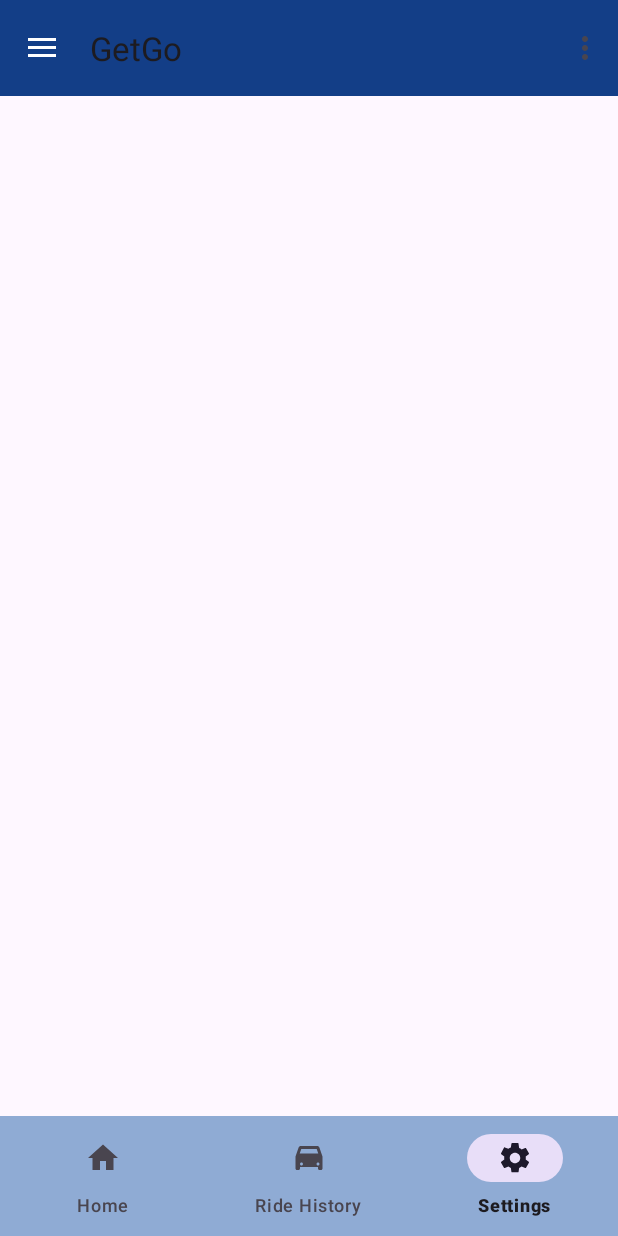
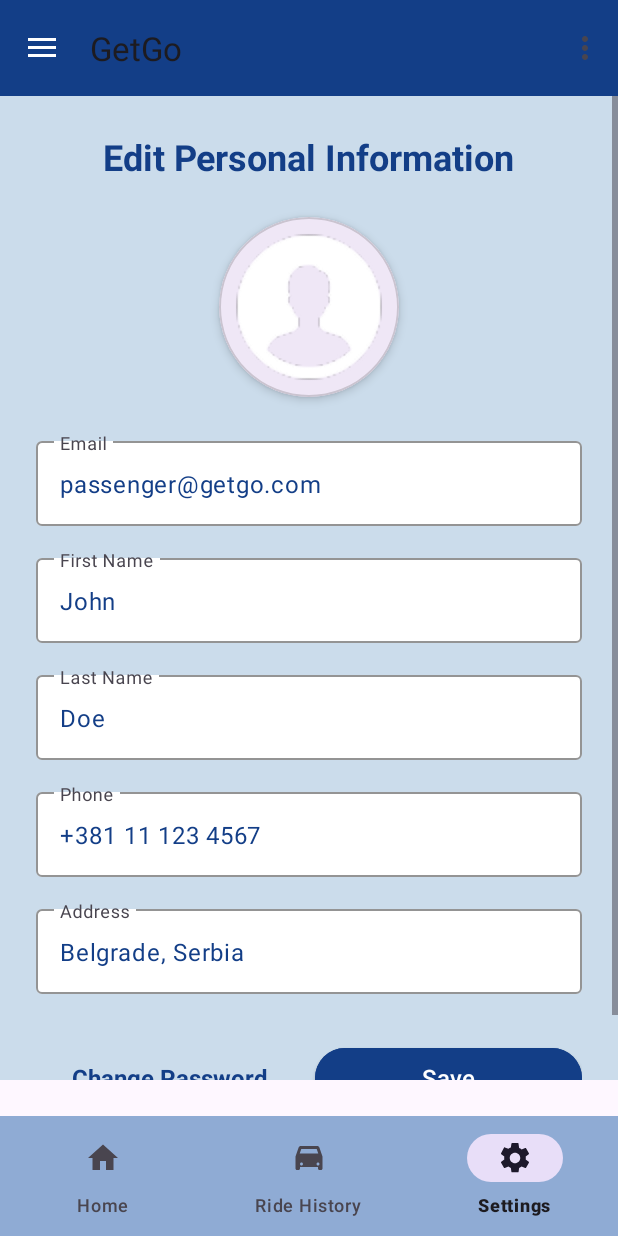
Before and after one commit to kzi-nastava/mrs-team2-TODO-Smisliti-ime, an Android app: the screen it shows after launch (MainActivity), item 3 of the bottom bar chosen, on a phone screen of 412 x 824 dp. Run offline under Robolectric (Android 15) with nearby library versions, the phone set to English and light mode, and no system bars.

Commit message:
Add passenger profile page to mobile app (#40)

```diff
--- a/mobileApp/app/src/main/AndroidManifest.xml
+++ b/mobileApp/app/src/main/AndroidManifest.xml
@@ -2,6 +2,11 @@
 <manifest xmlns:android="http://schemas.android.com/apk/res/android"
     package="com.example.getgo"
     xmlns:tools="http://schemas.android.com/tools">
+
+    <!-- Image permissions -->
+    <uses-permission android:name="android.permission.READ_MEDIA_IMAGES"/>
+    <uses-permission android:name="android.permission.READ_EXTERNAL_STORAGE"
+        android:maxSdkVersion="32"/>
 
     <application
         android:allowBackup="true"
--- a/mobileApp/app/src/main/java/com/example/getgo/MainActivity.java
+++ b/mobileApp/app/src/main/java/com/example/getgo/MainActivity.java
@@ -13,7 +13,9 @@ import androidx.core.graphics.Insets;
 import androidx.core.view.ViewCompat;
 import androidx.core.view.WindowInsetsCompat;
 
+import com.example.getgo.fragments.AdminProfileInfoFragment;
 import com.example.getgo.fragments.DriverHomeFragment;
+import com.example.getgo.fragments.PassengerProfileInfoFragment;
 import com.example.getgo.model.UserRole;
 import com.google.android.material.bottomnavigation.BottomNavigationView;
 
@@ -188,6 +190,7 @@ public class MainActivity extends AppCompatActivity {
 //                return new PassengerThirdFragment();
             case ADMIN:
 //                return new AdminThirdFragment();
+                return PassengerProfileInfoFragment.newInstance();
             default:
                 return null;
         }
--- /dev/null
+++ b/mobileApp/app/src/main/java/com/example/getgo/fragments/PassengerProfileInfoFragment.java
@@ -0,0 +1,171 @@
+package com.example.getgo.fragments;
+
+import android.Manifest;
+import android.app.Activity;
+import android.content.Intent;
+import android.content.pm.PackageManager;
+import android.net.Uri;
+import android.os.Build;
+import android.os.Bundle;
+import android.provider.MediaStore;
+import android.view.LayoutInflater;
+import android.view.View;
+import android.view.ViewGroup;
+import android.widget.ImageView;
+import android.widget.TextView;
+import android.widget.Toast;
+
+import androidx.activity.result.ActivityResultLauncher;
+import androidx.activity.result.contract.ActivityResultContracts;
+import androidx.core.content.ContextCompat;
+import androidx.fragment.app.Fragment;
+
+import com.example.getgo.R;
+import com.google.android.material.button.MaterialButton;
+import com.google.android.material.card.MaterialCardView;
+import com.google.android.material.textfield.TextInputEditText;
+
+import java.util.Objects;
+
+public class PassengerProfileInfoFragment extends Fragment {
+
+    private ImageView ivProfilePicture;
+    private MaterialCardView cvProfilePicture;
+    private TextInputEditText etEmail, etFirstName, etLastName, etPhone, etAddress;
+    private TextView tvChangePassword;
+    private MaterialButton btnSave;
+    private Uri selectedImageUri;
+    private ActivityResultLauncher<Intent> imagePickerLauncher;
+    private ActivityResultLauncher<String> requestPermissionLauncher;
+
+    public PassengerProfileInfoFragment() {}
+
+    public static PassengerProfileInfoFragment newInstance() {
+        return new PassengerProfileInfoFragment();
+    }
+
+    @Override
+    public void onCreate(Bundle savedInstanceState) {
+        super.onCreate(savedInstanceState);
+
+        // Register image picker launcher
+        imagePickerLauncher = registerForActivityResult(
+                new ActivityResultContracts.StartActivityForResult(),
+                result -> {
+                    if (result.getResultCode() == Activity.RESULT_OK && result.getData() != null) {
+                        selectedImageUri = result.getData().getData();
+                        ivProfilePicture.setImageURI(selectedImageUri);
+                        Toast.makeText(requireContext(), "Profile picture updated", Toast.LENGTH_SHORT).show();
+                    }
+                }
+        );
+
+        // Register permission launcher
+        requestPermissionLauncher = registerForActivityResult(
+                new ActivityResultContracts.RequestPermission(),
+                isGranted -> {
+                    if (isGranted) {
+                        openImagePicker();
+                    } else {
+                        Toast.makeText(requireContext(), "Permission denied. Cannot select image.", Toast.LENGTH_LONG).show();
+                    }
+                }
+        );
+    }
+
+    @Override
+    public View onCreateView(LayoutInflater inflater, ViewGroup container,
+                             Bundle savedInstanceState) {
+        View view = inflater.inflate(
+                R.layout.fragment_passenger_profile_info, container, false);
+
+        // Initialize views
+        ivProfilePicture = view.findViewById(R.id.ivProfilePicture);
+        cvProfilePicture = view.findViewById(R.id.cvProfilePicture);
+        etEmail = view.findViewById(R.id.etEmail);
+        etFirstName = view.findViewById(R.id.etFirstName);
+        etLastName = view.findViewById(R.id.etLastName);
+        etPhone = view.findViewById(R.id.etPhone);
+        etAddress = view.findViewById(R.id.etAddress);
+        tvChangePassword = view.findViewById(R.id.tvChangePassword);
+        btnSave = view.findViewById(R.id.btnSave);
+
+        // Load existing user data
+        loadUserData();
+
+        // Profile picture click listener
+        cvProfilePicture.setOnClickListener(v -> checkPermissionAndOpenPicker());
+
+        // Change password click listener
+        tvChangePassword.setOnClickListener(v -> Toast.makeText(requireContext(),
+                "Change password not implemented yet", Toast.LENGTH_SHORT).show());
+
+        // Save button click listener
+        btnSave.setOnClickListener(v -> saveUserData());
+
+        return view;
+    }
+
+    private void checkPermissionAndOpenPicker() {
+        // For Android 13+ (API 33+), we use READ_MEDIA_IMAGES
+        // For older versions, we use READ_EXTERNAL_STORAGE
+        String permission;
+        if (Build.VERSION.SDK_INT >= Build.VERSION_CODES.TIRAMISU) {
+            permission = Manifest.permission.READ_MEDIA_IMAGES;
+        } else {
+            permission = Manifest.permission.READ_EXTERNAL_STORAGE;
+        }
+
+        if (ContextCompat.checkSelfPermission(requireContext(), permission)
+                == PackageManager.PERMISSION_GRANTED) {
+            // Permission already granted
+            openImagePicker();
+        } else {
+            // Request permission (will show system dialog)
+            requestPermissionLauncher.launch(permission);
+        }
+    }
+
+    private void openImagePicker() {
+        Intent intent = new Intent(Intent.ACTION_PICK, MediaStore.Images.Media.EXTERNAL_CONTENT_URI);
+        intent.setType("image/*");
+        imagePickerLauncher.launch(intent);
+    }
+
+    @SuppressWarnings("SetTextI18n")
+    private void loadUserData() {
+        // TODO: Load actual user data from backend/database
+        etEmail.setText("passenger@getgo.com");
+        etFirstName.setText("John");
+        etLastName.setText("Doe");
+        etPhone.setText("+381 11 123 4567");
+        etAddress.setText("Belgrade, Serbia");
+    }
+
+    private void saveUserData() {
+        // Get values from input fields with null safety
+        String email = Objects.requireNonNull(etEmail.getText()).toString().trim();
+        String firstName = Objects.requireNonNull(etFirstName.getText()).toString().trim();
+        String lastName = Objects.requireNonNull(etLastName.getText()).toString().trim();
+        String phone = Objects.requireNonNull(etPhone.getText()).toString().trim();
+        String address = Objects.requireNonNull(etAddress.getText()).toString().trim();
+
+        // Basic validation
+        if (email.isEmpty() || firstName.isEmpty() || lastName.isEmpty() ||
+                phone.isEmpty() || address.isEmpty()) {
+            Toast.makeText(requireContext(), "Please fill all fields", Toast.LENGTH_SHORT).show();
+            return;
+        }
+
+        if (!android.util.Patterns.EMAIL_ADDRESS.matcher(email).matches()) {
+            Toast.makeText(requireContext(), "Please enter a valid email", Toast.LENGTH_SHORT).show();
+            return;
+        }
+
+        // TODO: Upload profile picture if selectedImageUri is not null
+        // Example: uploadProfilePicture(selectedImageUri);
+
+        // TODO: Send data to backend API
+        Toast.makeText(requireContext(), "Profile updated successfully", Toast.LENGTH_SHORT).show();
+    }
+}
--- /dev/null
+++ b/mobileApp/app/src/main/res/layout/fragment_passenger_profile_info.xml
@@ -0,0 +1,169 @@
+<?xml version="1.0" encoding="utf-8"?>
+<ScrollView xmlns:android="http://schemas.android.com/apk/res/android"
+    xmlns:app="http://schemas.android.com/apk/res-auto"
+    xmlns:tools="http://schemas.android.com/tools"
+    android:layout_width="match_parent"
+    android:layout_height="match_parent"
+    android:background="@color/light_blue"
+    tools:context=".fragments.PassengerProfileInfoFragment">
+
+    <LinearLayout
+        android:layout_width="match_parent"
+        android:layout_height="wrap_content"
+        android:orientation="vertical"
+        android:padding="24dp"
+        android:gravity="center_horizontal">
+
+        <TextView
+            android:id="@+id/tvEditProfileTitle"
+            android:layout_width="wrap_content"
+            android:layout_height="wrap_content"
+            android:text="@string/edit_personal_information"
+            android:textSize="24sp"
+            android:textStyle="bold"
+            android:textColor="@color/dark_blue"
+            android:layout_marginBottom="24dp"/>
+
+        <com.google.android.material.card.MaterialCardView
+            android:id="@+id/cvProfilePicture"
+            android:layout_width="120dp"
+            android:layout_height="120dp"
+            android:layout_marginBottom="24dp"
+            app:cardCornerRadius="60dp"
+            app:cardElevation="4dp"
+            android:clickable="true"
+            android:focusable="true"
+            android:foreground="?attr/selectableItemBackground">
+
+            <ImageView
+                android:id="@+id/ivProfilePicture"
+                android:layout_width="match_parent"
+                android:layout_height="match_parent"
+                android:scaleType="centerCrop"
+                android:src="@drawable/unregistered_profile"
+                android:contentDescription="@string/profile_picture"/>
+        </com.google.android.material.card.MaterialCardView>
+
+        <com.google.android.material.textfield.TextInputLayout
+            android:layout_width="match_parent"
+            android:layout_height="wrap_content"
+            android:layout_marginBottom="16dp"
+            android:hint="@string/email_hint"
+            style="@style/Widget.Material3.TextInputLayout.OutlinedBox"
+            app:boxBackgroundColor="@color/white"
+            app:boxStrokeColor="@color/dark_blue">
+
+            <com.google.android.material.textfield.TextInputEditText
+                android:id="@+id/etEmail"
+                android:layout_width="match_parent"
+                android:layout_height="wrap_content"
+                android:inputType="textEmailAddress"
+                android:textColor="@color/dark_blue"/>
+        </com.google.android.material.textfield.TextInputLayout>
+
+        <com.google.android.material.textfield.TextInputLayout
+            android:layout_width="match_parent"
+            android:layout_height="wrap_content"
+            android:layout_marginBottom="16dp"
+            android:hint="@string/first_name_hint"
+            style="@style/Widget.Material3.TextInputLayout.OutlinedBox"
+            app:boxBackgroundColor="@color/white"
+            app:boxStrokeColor="@color/dark_blue">
+
+            <com.google.android.material.textfield.TextInputEditText
+                android:id="@+id/etFirstName"
+                android:layout_width="match_parent"
+                android:layout_height="wrap_content"
+                android:inputType="textPersonName"
+                android:textColor="@color/dark_blue"/>
+        </com.google.android.material.textfield.TextInputLayout>
+
+        <com.google.android.material.textfield.TextInputLayout
+            android:layout_width="match_parent"
+            android:layout_height="wrap_content"
+            android:layout_marginBottom="16dp"
+            android:hint="@string/last_name_hint"
+            style="@style/Widget.Material3.TextInputLayout.OutlinedBox"
+            app:boxBackgroundColor="@color/white"
+            app:boxStrokeColor="@color/dark_blue">
+
+            <com.google.android.material.textfield.TextInputEditText
+                android:id="@+id/etLastName"
+                android:layout_width="match_parent"
+                android:layout_height="wrap_content"
+                android:inputType="textPersonName"
+                android:textColor="@color/dark_blue"/>
+        </com.google.android.material.textfield.TextInputLayout>
+
+        <com.google.android.material.textfield.TextInputLayout
+            android:layout_width="match_parent"
+            android:layout_height="wrap_content"
+            android:layout_marginBottom="16dp"
+            android:hint="@string/phone_hint"
+            style="@style/Widget.Material3.TextInputLayout.OutlinedBox"
+            app:boxBackgroundColor="@color/white"
+            app:boxStrokeColor="@color/dark_blue">
+
+            <com.google.android.material.textfield.TextInputEditText
+                android:id="@+id/etPhone"
+                android:layout_width="match_parent"
+                android:layout_height="wrap_content"
+                android:inputType="phone"
+                android:textColor="@color/dark_blue"/>
+        </com.google.android.material.textfield.TextInputLayout>
+
+        <com.google.android.material.textfield.TextInputLayout
+            android:layout_width="match_parent"
+            android:layout_height="wrap_content"
+            android:layout_marginBottom="24dp"
+            android:hint="@string/address_hint"
+            style="@style/Widget.Material3.TextInputLayout.OutlinedBox"
+            app:boxBackgroundColor="@color/white"
+            app:boxStrokeColor="@color/dark_blue">
+
+            <com.google.android.material.textfield.TextInputEditText
+                android:id="@+id/etAddress"
+                android:layout_width="match_parent"
+                android:layout_height="wrap_content"
+                android:inputType="textPostalAddress"
+                android:textColor="@color/dark_blue"/>
+        </com.google.android.material.textfield.TextInputLayout>
+
+        <LinearLayout
+            android:layout_width="match_parent"
+            android:layout_height="wrap_content"
+            android:orientation="horizontal"
+            android:gravity="center"
+            android:layout_marginTop="8dp">
+
+            <TextView
+                android:id="@+id/tvChangePassword"
+                android:layout_width="0dp"
+                android:layout_height="wrap_content"
+                android:layout_weight="1"
+                android:text="@string/change_password"
+                android:textSize="16sp"
+                android:textColor="@color/dark_blue"
+                android:textStyle="bold"
+                android:gravity="center"
+                android:clickable="true"
+                android:focusable="true"
+                android:paddingVertical="12dp"/>
+
+            <com.google.android.material.button.MaterialButton
+                android:id="@+id/btnSave"
+                style="@style/Widget.Material3.Button.ElevatedButton"
+                android:layout_width="0dp"
+                android:layout_height="wrap_content"
+                android:layout_weight="1"
+                android:text="@string/save"
+                android:textSize="16sp"
+                android:textColor="@color/white"
+                android:layout_marginStart="8dp"
+                android:backgroundTint="@color/dark_blue"/>
+
+        </LinearLayout>
+
+    </LinearLayout>
+
+</ScrollView>
--- a/mobileApp/app/src/main/res/values/colors.xml
+++ b/mobileApp/app/src/main/res/values/colors.xml
@@ -2,4 +2,8 @@
 <resources>
     <color name="black">#FF000000</color>
     <color name="white">#FFFFFFFF</color>
+    <color name="light_blue">#CBDCEB</color>
+    <color name="blue">#8FABD4</color>
+    <color name="dark_blue">#133E87</color>
+    <color name="selected_blue">#2168DF</color>
 </resources>
```
Also changed, not shown: mobileApp/app/src/main/res/drawable/unregistered_profile.png (added).
